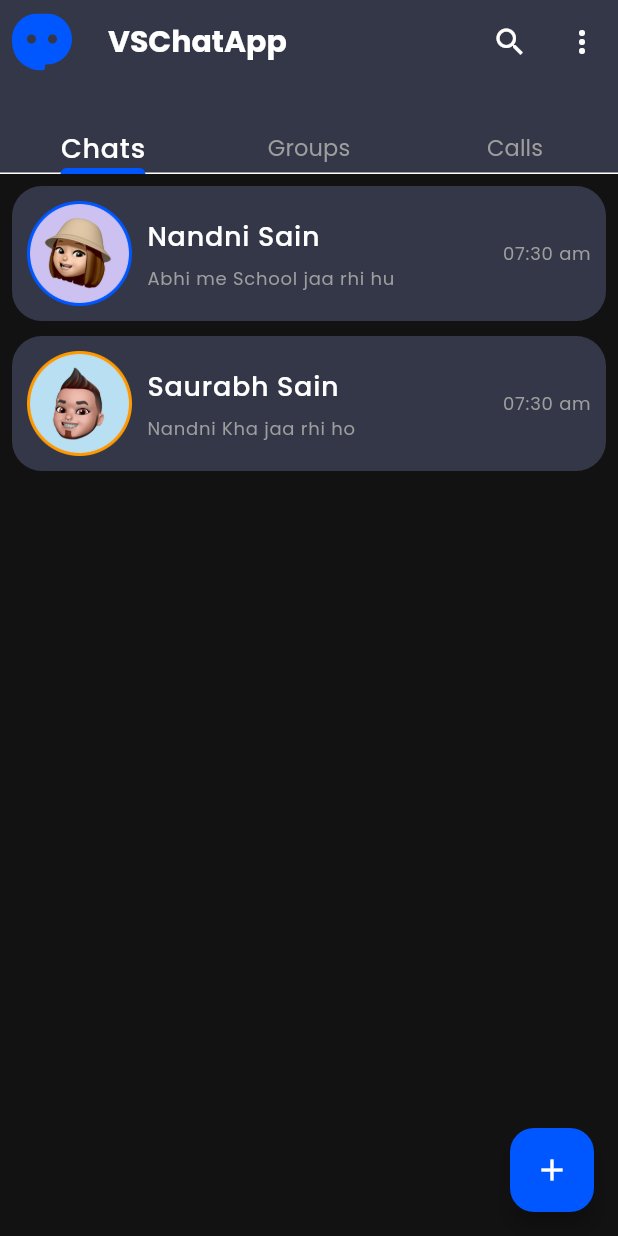
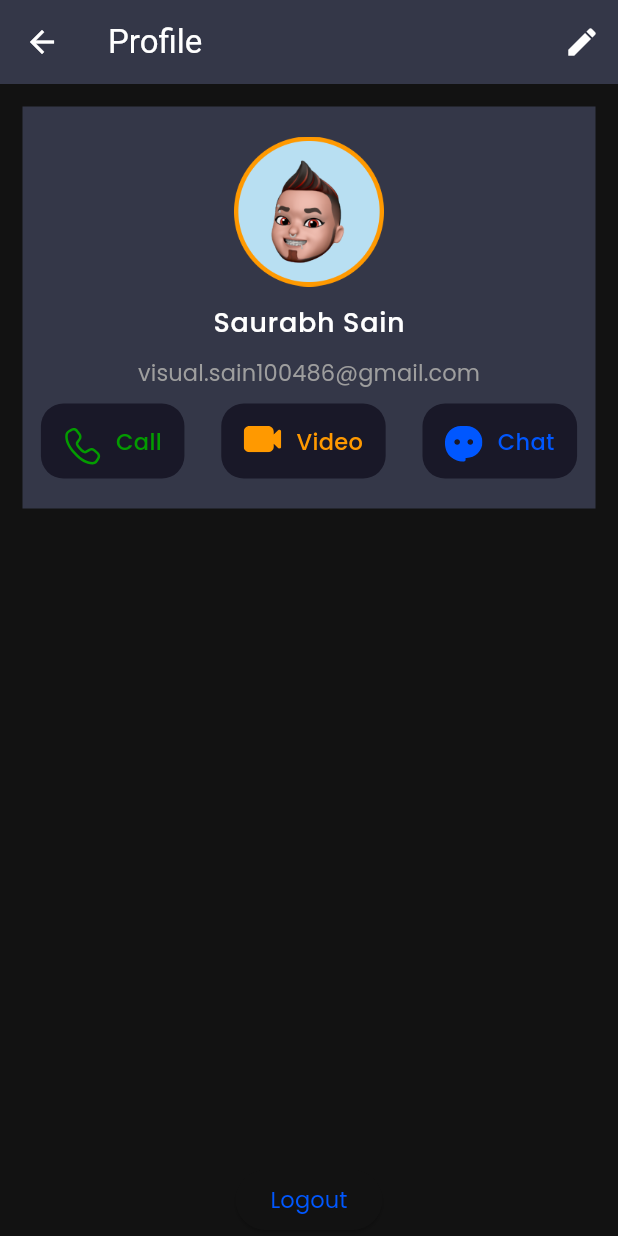
Before and after one commit to SaurabhSain07/VSChatApp, a Flutter app: the HomePage screen opened by its route, after a tap on the "more vert" icon, on a phone screen of 412 x 824 dp. Run offline on Flutter 3.47's test engine with Material 3 defaults, Android fonts, the phone set to English and light mode, and no system bars; our stand-ins replace firebase_auth, firebase_core, flutter_svg, get, slide_to_act; missing offline and left inert: dart:ffi; accounts and stored records are empty; statements that could not run were skipped.

Commit message:
profile page complite

```diff
--- a/lib/configur/Colors.dart
+++ b/lib/configur/Colors.dart
@@ -6,3 +6,4 @@ const dContanerColor=Color(0xff343748);
 const dOnBackgroundColor=Color(0xffffffff);
 const dOnContanerColor=Color(0xff9e9e9e);
 const dOnSecondry=Color(0xffFF9900);
+const dOnGreen=Color(0xff039C00);
--- a/lib/configur/images.dart
+++ b/lib/configur/images.dart
@@ -15,4 +15,9 @@ class AssetsImage{
   static const micSVG="$iconsPath/mic.svg";
   static const chatStatusSVG="$iconsPath/chatStatus.svg";
   static const sendSVG="$iconsPath/send.svg";
+
+  static const phoneSVG="$iconsPath/phone.svg";
+  static const dustbinSVG="$iconsPath/dustbin.svg";
+  static const soundSVG="$iconsPath/sound.svg";
+  static const cameraSVG="$iconsPath/camera.svg";
 }
--- a/lib/main.dart
+++ b/lib/main.dart
@@ -29,7 +29,7 @@ class MyApp extends StatelessWidget {
       getPages: pagePath,
       darkTheme: darkTheme,
       themeMode: ThemeMode.dark,
-      home: AuthPage(),
+      home: SplaceScreen(),
     );
   }
 }
--- /dev/null
+++ b/lib/pages/Profile/Profile.dart
@@ -0,0 +1,37 @@
+import 'package:flutter/material.dart';
+import 'package:flutter_svg/svg.dart';
+import 'package:get/get.dart';
+import 'package:vschatapp/Controller/authController.dart';
+import 'package:vschatapp/configur/Colors.dart';
+import 'package:vschatapp/configur/images.dart';
+import 'package:vschatapp/pages/Profile/Widgets/login_user_info.dart';
+
+class ProfilePage extends StatelessWidget {
+  const ProfilePage({super.key});
+  @override
+  Widget build(BuildContext context) {
+
+  AuthController authController=Get.put(AuthController());
+
+    return Scaffold(
+      appBar: AppBar(
+        title: const Text("Profile"),
+        actions: [
+          IconButton(onPressed: (){
+            Get.toNamed("/updateProfile");
+          }, icon: Icon(Icons.edit))
+        ],
+        ),
+      body: Column(
+        children: [
+          LoginUserInfo(),
+          Spacer(),
+
+          ElevatedButton(onPressed: (){
+            authController.logoutUser();
+          }, child: Text("Logout"))
+        ],
+      ),
+    );
+  }
+}
--- /dev/null
+++ b/lib/pages/Profile/Widgets/login_user_info.dart
@@ -0,0 +1,136 @@
+import 'package:flutter/foundation.dart';
+import 'package:flutter/material.dart';
+import 'package:flutter/widgets.dart';
+import 'package:flutter_svg/svg.dart';
+import 'package:vschatapp/configur/Colors.dart';
+import 'package:vschatapp/configur/images.dart';
+
+class LoginUserInfo extends StatelessWidget {
+  const LoginUserInfo({super.key});
+
+  @override
+  Widget build(BuildContext context) {
+    return Padding(
+            padding: const EdgeInsets.all(15),
+            child: Container(
+              width: MediaQuery.of(context).size.width,
+              decoration: BoxDecoration(
+                color: Theme.of(context).colorScheme.primaryContainer,
+              ),
+              child: Column(
+                children: [
+                  Padding(
+                    padding: const EdgeInsets.only(
+                      top: 20,
+                    ),
+                    child: Image.asset(
+                      AssetsImage.boy,
+                      width: 100,
+                      height: 100,
+                      fit: BoxFit.fill,
+                    ),
+                  ),
+                  const SizedBox(
+                    height: 10,
+                  ),
+                  Text(
+                    "Saurabh Sain",
+                    style: Theme.of(context).textTheme.bodyLarge,
+                  ),
+                  const SizedBox(
+                    height: 10,
+                  ),
+                  Text(
+                    "visual.sain100486@gmail.com",
+                    style: Theme.of(context).textTheme.labelLarge,
+                  ),
+                  const SizedBox(
+                    height: 10,
+                  ),
+                  Row(
+                    mainAxisAlignment: MainAxisAlignment.spaceAround,
+                    children: [
+                      Container(
+                        height: 50,
+                        decoration: BoxDecoration(
+                            color: dBackgroundColor,
+                            borderRadius: BorderRadius.circular(15)),
+                        child: Padding(
+                          padding: const EdgeInsets.all(15),
+                          child: Wrap(
+                            children: [
+                              SvgPicture.asset(
+                                AssetsImage.phoneSVG,
+                                width: 25,
+                              ),
+                              const SizedBox(
+                                width: 10,
+                              ),
+                              const Text(
+                                "Call",
+                                style: TextStyle(color: dOnGreen),
+                              )
+                            ],
+                          ),
+                        ),
+                      ),
+                      Container(
+                        height: 50,
+                        decoration: BoxDecoration(
+                            color: dBackgroundColor,
+                            borderRadius: BorderRadius.circular(15)),
+                        child: Padding(
+                          padding: const EdgeInsets.all(15),
+                          child: Wrap(
+                            children: [
+                              SvgPicture.asset(
+                                AssetsImage.cameraSVG,
+                                width: 25,
+                                color: dOnSecondry,
+                              ),
+                              const SizedBox(
+                                width: 10,
+                              ),
+                              const Text(
+                                "Video",
+                                style: TextStyle(color: dOnSecondry),
+                              )
+                            ],
+                          ),
+                        ),
+                      ),
+                      Container(
+                      height: 50,
+                        decoration: BoxDecoration(
+                            color: dBackgroundColor,
+                            borderRadius: BorderRadius.circular(15)),
+                        child: Padding(
+                          padding: const EdgeInsets.all(15),
+                          child: Wrap(
+                            children: [
+                              SvgPicture.asset(
+                                AssetsImage.appIconSVG,
+                                width: 25,
+                              ),
+                              const SizedBox(
+                                width: 10,
+                              ),
+                              const Text(
+                                "Chat",
+                                style: TextStyle(color: dPrimaryColor),
+                              )
+                            ],
+                          ),
+                        ),
+                      ),
+                    ],
+                  ),
+                  const SizedBox(
+                    height: 20,
+                  ),
+                ],
+              ),
+            ),
+          );
+  }
+}
--- a/lib/pages/homePage/home_page.dart
+++ b/lib/pages/homePage/home_page.dart
@@ -1,5 +1,6 @@
 import 'package:flutter/material.dart';
 import 'package:flutter_svg/svg.dart';
+import 'package:get/get.dart';
 import 'package:vschatapp/configur/images.dart';
 import 'package:vschatapp/configur/string.dart';
 import 'package:vschatapp/pages/homePage/widgets/chatList.dart';
@@ -31,7 +32,10 @@ class _HomePageState extends State<HomePage> with TickerProviderStateMixin {
         backgroundColor: Theme.of(context).colorScheme.primaryContainer,
         actions: [
           IconButton(onPressed: () {}, icon: Icon(Icons.search)),
-          IconButton(onPressed: () {}, icon: Icon(Icons.more_vert)),
+          IconButton(onPressed: () {
+            Get.toNamed("/profilePage");
+          },
+          icon: Icon(Icons.more_vert)),
         ],
         bottom: myTabBar(tabController, context),
       ),
--- a/lib/pages/page_path.dart
+++ b/lib/pages/page_path.dart
@@ -1,6 +1,8 @@
 import 'package:get/get.dart';
 import 'package:vschatapp/pages/Auth/auth_page.dart';
 import 'package:vschatapp/pages/Chats/chatPage.dart';
+import 'package:vschatapp/pages/Profile/Profile.dart';
+import 'package:vschatapp/pages/Profile/Widgets/updateProfile.dart';
 import 'package:vschatapp/pages/homePage/home_page.dart';
 
 var pagePath = [
@@ -20,5 +22,17 @@ var pagePath = [
     name: "/chatPage",
      page: () => ChatPage(),
       transition: Transition.rightToLeft,
+     ),
+
+  GetPage(
+    name: "/profilePage",
+     page: () => ProfilePage(),
+      transition: Transition.rightToLeft,
+     ),
+
+  GetPage(
+    name: "/updateProfile",
+     page: () => UpdateProfile(),
+      transition: Transition.rightToLeft,
      )
 ];
--- a/pubspec.yaml
+++ b/pubspec.yaml
@@ -40,6 +40,7 @@ dependencies:
   get: ^4.6.6
   firebase_core: ^2.27.0
   firebase_auth: ^4.17.8
+  cloud_firestore: ^4.15.8
 
 dev_dependencies:
   flutter_test:
```
Also changed, not shown: lib/Controller/authController.dart (+10 -4 lines), lib/Controller/splaceController.dart (added, +24 -0 lines), lib/pages/Profile/Widgets/updateProfile.dart (added, +104 -0 lines), lib/pages/splace_screen/splace_sareen.dart (+6 -1 lines), assets/Icons/camera.svg (added), assets/Icons/dustbin.svg (added), assets/Icons/phone.svg (added), assets/Icons/sound.svg (added), pubspec.lock, 3 other files.
